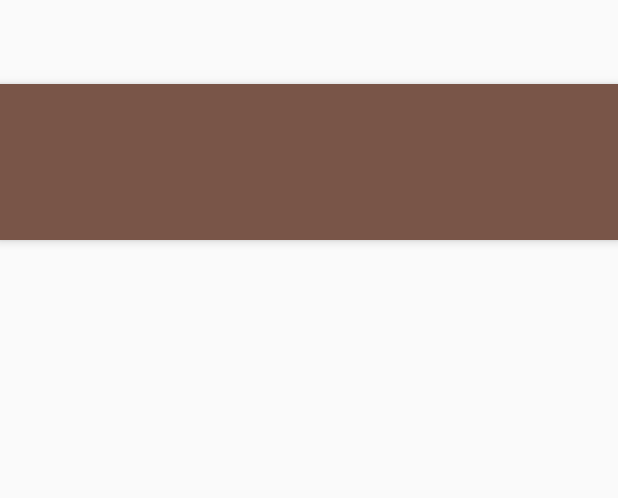
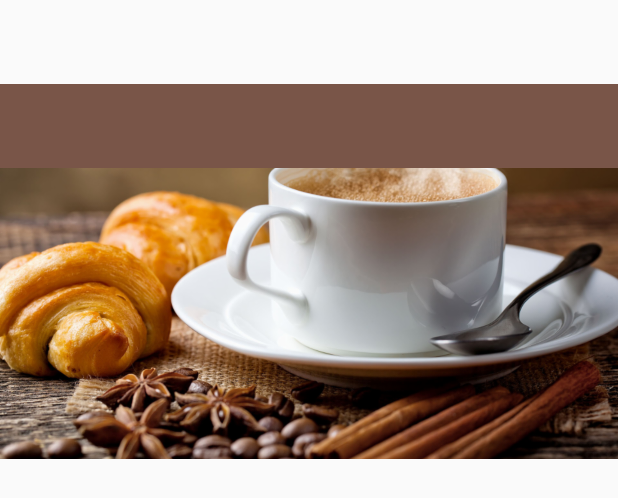
Before and after one commit to ESAlbertoMejia/CrafterAppBetaVersion, an Android app: the layout app_bar_with_tabs.xml on its own in the app's theme, with its tools: preview values and no code run, on a phone screen of 412 x 824 dp. Shown: the top 498 px of the screen. Run offline under Robolectric (Android 15) with nearby library versions, the phone set to English and light mode, and no system bars.

```diff
--- a/app/build.gradle
+++ b/app/build.gradle
@@ -27,8 +27,8 @@ dependencies {
     compile 'com.android.support:appcompat-v7:25.1.0'
     compile 'com.android.support:design:25.1.0'
     compile 'com.android.support:support-v4:25.1.0'
-    testCompile 'junit:junit:4.12'
     compile 'com.android.support:cardview-v7:25.1.0'
     compile 'com.android.support:recyclerview-v7:25.1.0'
     compile 'com.google.android.gms:play-services:10.0.1'
+    testCompile 'junit:junit:4.12'
 }
--- a/app/src/main/res/layout/app_bar_with_tabs.xml
+++ b/app/src/main/res/layout/app_bar_with_tabs.xml
@@ -2,6 +2,7 @@
 <android.support.design.widget.CoordinatorLayout xmlns:android="http://schemas.android.com/apk/res/android"
     xmlns:app="http://schemas.android.com/apk/res-auto"
     xmlns:tools="http://schemas.android.com/tools"
+    android:id="@+id/app_bar_main"
     android:layout_width="match_parent"
     android:layout_height="match_parent"
     android:fitsSystemWindows="true"
@@ -9,20 +10,38 @@
 
     <android.support.design.widget.AppBarLayout
         android:layout_width="match_parent"
-        android:layout_height="wrap_content"
-        android:theme="@style/AppTheme.AppBarOverlay">
+        android:layout_height="250dp"
+        android:theme="@style/AppTheme.AppBarOverlay"
+        app:elevation="5dp">
 
-        <android.support.v7.widget.Toolbar
-            android:id="@+id/toolbar"
+        <android.support.design.widget.CollapsingToolbarLayout
             android:layout_width="match_parent"
-            android:layout_height="?attr/actionBarSize"
-            android:background="?attr/colorPrimary"
-            app:popupTheme="@style/AppTheme.PopupOverlay" />
+            android:layout_height="match_parent"
+            app:layout_scrollFlags="scroll|exitUntilCollapsed"
+            app:contentScrim="?attr/colorPrimary">
+
+            <ImageView
+                android:id="@+id/collapsing_img"
+                android:layout_width="match_parent"
+                android:layout_height="250dp"
+                android:src="@drawable/collapsing_img1"
+                android:scaleType="centerCrop"
+                app:layout_collapseMode="parallax"/>
+
+            <android.support.v7.widget.Toolbar
+                android:id="@+id/toolbar"
+                android:layout_width="match_parent"
+                android:layout_height="?attr/actionBarSize"
+                android:background="?attr/colorPrimary"
+                app:popupTheme="@style/AppTheme.PopupOverlay" />
+
+        </android.support.design.widget.CollapsingToolbarLayout>
 
         <android.support.design.widget.TabLayout
             android:id="@+id/tabs"
             android:layout_width="match_parent"
-            android:layout_height="wrap_content" />
+            android:layout_height="?attr/actionBarSize"
+            android:background="?attr/colorPrimary"/>
 
     </android.support.design.widget.AppBarLayout>
 
```
Also changed, not shown: app/src/main/java/com/esamdevelopers/gamej/crafterapp/BaseFragment.java (added, +75 -0 lines), app/src/main/res/layout/fragment_base.xml (added, +26 -0 lines), app/src/main/res/drawable-hdpi/collapsing_img2.png (added), app/src/main/res/drawable-hdpi/collapsing_img3.png (added), app/src/main/res/drawable-mdpi/collapsing_img1.png (added), app/src/main/res/drawable-mdpi/collapsing_img2.png (added), app/src/main/res/drawable-mdpi/collapsing_img3.png (added), 10 other files.
